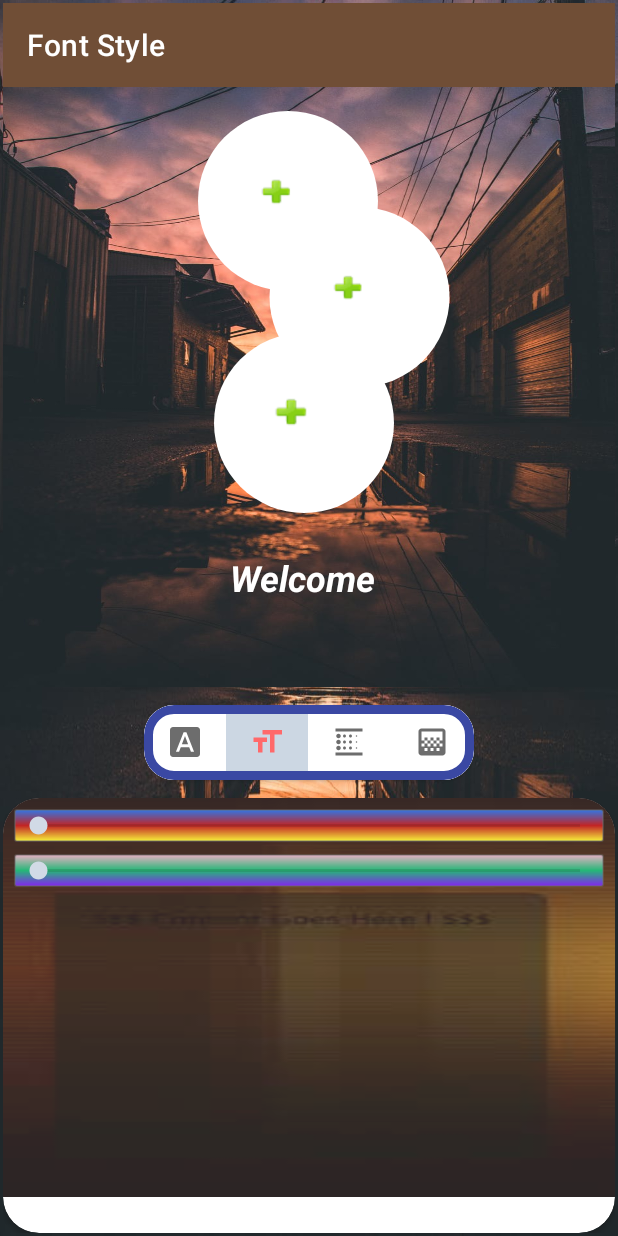
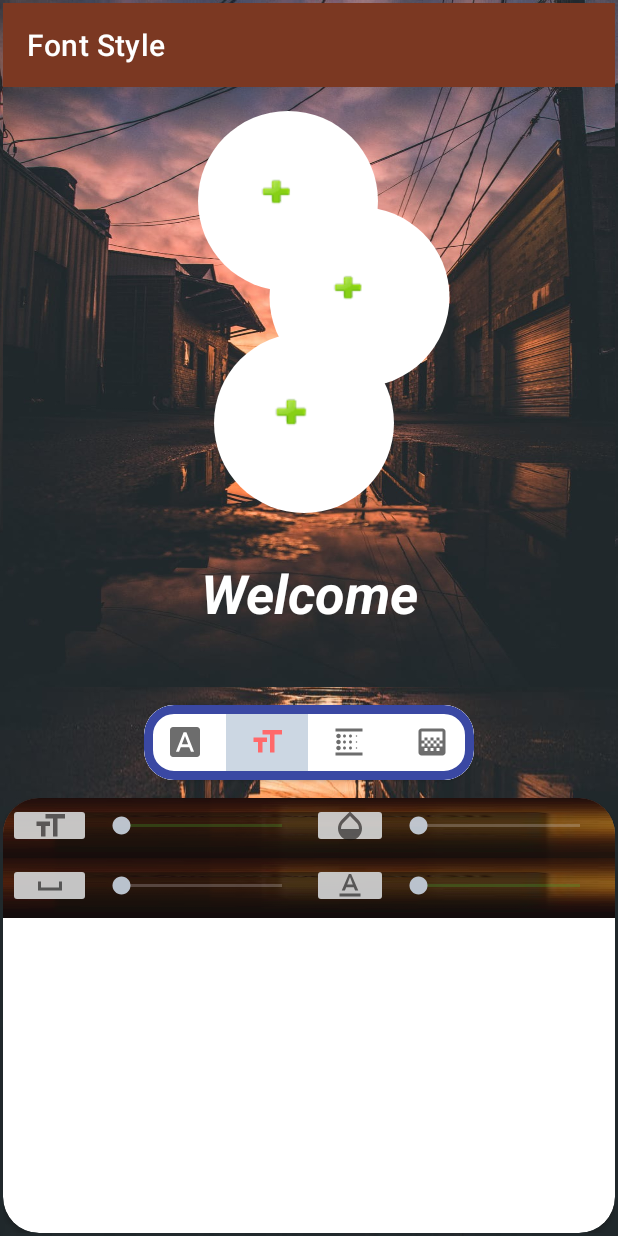
Before and after one commit to ravisorathiya/ShapeOfView, an Android app: the screen it shows after launch (MainActivity), tab 2 chosen, on a phone screen of 412 x 824 dp. Run offline under Robolectric (Android 15) with nearby library versions, the light colour scheme and no system bars; our stand-ins replace navigation-ui; libraries missing offline, so code that uses them is left out: com.github.siyamed.shapeimageview; plain views replace RoundedImageView; 1 statement that could not run was skipped.

Commit message:
seekbar tsask complete

```diff
--- a/app/src/main/java/com/example/shapeolorpp/MainActivity.kt
+++ b/app/src/main/java/com/example/shapeolorpp/MainActivity.kt
@@ -61,9 +61,6 @@ class MainActivity : AppCompatActivity() {
         moveTextAgroundScreen()
 
         navHostSetup()
-
-
-
 
     }
 
--- a/app/src/main/java/com/example/shapeolorpp/ui/FontSizeChangeFragment.kt
+++ b/app/src/main/java/com/example/shapeolorpp/ui/FontSizeChangeFragment.kt
@@ -7,7 +7,6 @@ import android.view.View
 import android.widget.SeekBar
 import android.widget.TextView
 import androidx.annotation.RequiresApi
-import androidx.core.view.setPadding
 import androidx.fragment.app.Fragment
 import com.example.shapeolorpp.R
 import com.example.shapeolorpp.utills.onSeekerChange
@@ -18,40 +17,42 @@ class FontSizeChangeFragment : Fragment(R.layout.fragment_font_size) {
     private val TAG = "FontSizeChangeFragment"
     lateinit var textWishView: TextView
 
-    @RequiresApi(Build.VERSION_CODES.O)
+    @RequiresApi(Build.VERSION_CODES.LOLLIPOP)
     override fun onViewCreated(view: View, savedInstanceState: Bundle?) {
         super.onViewCreated(view, savedInstanceState)
 
-
-        val seekBarHorizontal = view.findViewById<SeekBar>(R.id.seekBarHorizontal)
-        val seekBarVerticle = view.findViewById<SeekBar>(R.id.seekBarVerticle)
+        val seekerFontSizing = view.findViewById<SeekBar>(R.id.seek_font_sizing)
+        val seekerOpacity = view.findViewById<SeekBar>(R.id.seekbar_opacity)
+        val seekerLetterSpacing = view.findViewById<SeekBar>(R.id.seekbar_letter_spacing)
+        val seekerLineSpace = view.findViewById<SeekBar>(R.id.seekbar_line_spacing)
 
         textWishView = requireActivity().findViewById(R.id.text_wish)
 
-
-        seekBarHorizontal.onSeekerChange {
-            textWishView.text
-//            textWishView.textSize = it
-            textWishView.setPadding(0,16,0,0)
-            textWishView.setTextSize(TypedValue.COMPLEX_UNIT_DIP,it)
-//            textWishView.setAutoSizeTextTypeUniformWithConfiguration(
-//                1, 17, 1, TypedValue.COMPLEX_UNIT_DIP);
+        // change size of font
+        seekerFontSizing.onSeekerChange {
+            textWishView.setTextSize(
+                TypedValue.COMPLEX_UNIT_PX, it
+            )
         }
 
-        seekBarVerticle.setOnSeekBarChangeListener(object : SeekBar.OnSeekBarChangeListener {
-            override fun onProgressChanged(seekBar: SeekBar?, progress: Int, fromUser: Boolean) {
+        // change opacity color of text
+        seekerOpacity.onSeekerChange {
+            val backgroundOpacity: Int = it.toInt() * 0x01000000
+            textWishView.apply {
+                setTextColor(backgroundOpacity + 0xffffff)
+                setTextColor(backgroundOpacity + 0xffffff)
+                setTextColor(backgroundOpacity + 0xffffff)
+            }
+        }
 
-            }
+        // latter spacing
+        seekerLetterSpacing.onSeekerChange {
+            textWishView.letterSpacing = it / 100
+        }
 
-            override fun onStartTrackingTouch(seekBar: SeekBar?) {
-            }
-
-            override fun onStopTrackingTouch(seekBar: SeekBar?) {
-            }
-        })
-
-
+        // line spacing
+        seekerLineSpace.onSeekerChange {
+            textWishView.setLineSpacing(it / 50, it / 50)
+        }
     }
-
-
 }
--- /dev/null
+++ b/app/src/main/res/drawable/ic_opacity.xml
@@ -0,0 +1,10 @@
+<vector xmlns:android="http://schemas.android.com/apk/res/android"
+    android:width="24dp"
+    android:height="24dp"
+    android:viewportWidth="24"
+    android:viewportHeight="24"
+    android:tint="?attr/colorControlNormal">
+  <path
+      android:fillColor="@android:color/white"
+      android:pathData="M17.66,8L12,2.35 6.34,8C4.78,9.56 4,11.64 4,13.64s0.78,4.11 2.34,5.67 3.61,2.35 5.66,2.35 4.1,-0.79 5.66,-2.35S20,15.64 20,13.64 19.22,9.56 17.66,8zM6,14c0.01,-2 0.62,-3.27 1.76,-4.4L12,5.27l4.24,4.38C17.38,10.77 17.99,12 18,14H6z"/>
+</vector>
--- /dev/null
+++ b/app/src/main/res/drawable/ic_space.xml
@@ -0,0 +1,10 @@
+<vector xmlns:android="http://schemas.android.com/apk/res/android"
+    android:width="24dp"
+    android:height="24dp"
+    android:viewportWidth="24"
+    android:viewportHeight="24"
+    android:tint="?attr/colorControlNormal">
+  <path
+      android:fillColor="@android:color/white"
+      android:pathData="M18,9v4H6V9H4v6h16V9z"/>
+</vector>
--- /dev/null
+++ b/app/src/main/res/drawable/ic_text.xml
@@ -0,0 +1,10 @@
+<vector xmlns:android="http://schemas.android.com/apk/res/android"
+    android:width="24dp"
+    android:height="24dp"
+    android:viewportWidth="24"
+    android:viewportHeight="24"
+    android:tint="?attr/colorControlNormal">
+  <path
+      android:fillColor="@android:color/white"
+      android:pathData="M5,17v2h14v-2L5,17zM9.5,12.8h5l0.9,2.2h2.1L12.75,4h-1.5L6.5,15h2.1l0.9,-2.2zM12,5.98L13.87,11h-3.74L12,5.98z"/>
+</vector>
--- a/app/src/main/res/layout/activity_main.xml
+++ b/app/src/main/res/layout/activity_main.xml
@@ -15,7 +15,7 @@
         android:id="@+id/toolbar"
         android:layout_width="match_parent"
         android:layout_height="wrap_content"
-        android:background="#69452C"
+        android:background="#742E17"
         android:theme="@style/ThemeOverlay.AppCompat.Dark.ActionBar"
         app:popupTheme="@style/ThemeOverlay.AppCompat.Light" />
 
--- a/app/src/main/res/layout/fragment_font_size.xml
+++ b/app/src/main/res/layout/fragment_font_size.xml
@@ -1,7 +1,8 @@
 <?xml version="1.0" encoding="utf-8"?>
 <androidx.cardview.widget.CardView xmlns:android="http://schemas.android.com/apk/res/android"
     xmlns:app="http://schemas.android.com/apk/res-auto"
-    android:layout_width="wrap_content"
+    xmlns:tools="http://schemas.android.com/tools"
+    android:layout_width="match_parent"
     android:layout_height="wrap_content"
     android:layout_margin="3dp"
     android:padding="2dp"
@@ -11,28 +12,102 @@
 
 
     <LinearLayout
+        android:layout_width="match_parent"
+        android:layout_height="80dp"
         android:background="@drawable/bgg"
+        android:orientation="vertical">
+    <LinearLayout
         android:layout_width="match_parent"
-        android:layout_height="wrap_content"
-        android:orientation="vertical"
+        android:layout_height="40dp"
         android:alpha="0.9"
-        android:padding="3dp">
+        android:background="@drawable/bgg"
+        android:orientation="horizontal"
+        android:padding="3dp"
+        android:weightSum="12">
+
+        <ImageButton
+
+            android:layout_width="10dp"
+            android:layout_height="30dp"
+            android:layout_weight="2"
+            app:srcCompat="@drawable/ic_textsize"
+            tools:ignore="VectorDrawableCompat" />
 
         <SeekBar
-            android:id="@+id/seekBarHorizontal"
-            android:layout_width="match_parent"
+            android:id="@+id/seek_font_sizing"
+            style="@style/MySeekBar1"
+            android:layout_width="wrap_content"
             android:layout_height="wrap_content"
             android:layout_margin="4dp"
-            android:background="@drawable/font__style"
+            android:layout_weight="4"
             android:padding="2dp" />
 
+        <ImageButton
+
+            android:layout_width="5dp"
+            android:layout_height="30dp"
+            android:layout_weight="2"
+            app:srcCompat="@drawable/ic_opacity"
+            tools:ignore="VectorDrawableCompat" />
+
         <SeekBar
-            android:id="@+id/seekBarVerticle"
-            android:layout_width="match_parent"
-            android:layout_height="match_parent"
-            android:background="@drawable/progress_fill"
+            android:id="@+id/seekbar_opacity"
+            style="@style/MySeekBar2"
+            android:layout_width="wrap_content"
+            android:layout_height="wrap_content"
             android:layout_margin="4dp"
+            android:layout_weight="4"
             android:padding="2dp" />
 
     </LinearLayout>
+
+    <LinearLayout
+        android:layout_width="match_parent"
+        android:layout_height="40dp"
+        android:alpha="0.9"
+        android:background="@drawable/bgg"
+        android:orientation="horizontal"
+        android:padding="3dp"
+        android:weightSum="12">
+
+        <ImageButton
+
+            android:layout_width="10dp"
+            android:layout_height="30dp"
+            android:layout_weight="2"
+            app:srcCompat="@drawable/ic_space"
+            tools:ignore="VectorDrawableCompat" />
+
+        <SeekBar
+            android:id="@+id/seekbar_letter_spacing"
+            style="@style/MySeekBar2"
+            android:layout_width="wrap_content"
+            android:layout_height="wrap_content"
+            android:layout_margin="4dp"
+            android:layout_weight="4"
+            android:padding="2dp" />
+
+        <ImageButton
+
+            android:layout_width="5dp"
+            android:layout_height="30dp"
+            android:layout_weight="2"
+            app:srcCompat="@drawable/ic_text"
+            tools:ignore="VectorDrawableCompat" />
+
+        <SeekBar
+            android:id="@+id/seekbar_line_spacing"
+            style="@style/MySeekBar1"
+            android:layout_width="wrap_content"
+            android:layout_height="wrap_content"
+            android:layout_margin="4dp"
+            android:layout_weight="4"
+            android:padding="2dp" />
+
+    </LinearLayout>
+
+    </LinearLayout>
+
+
+
 </androidx.cardview.widget.CardView>
--- a/app/src/main/res/layout/frame_item.xml
+++ b/app/src/main/res/layout/frame_item.xml
@@ -55,20 +55,21 @@
 
     <TextView
         android:id="@+id/text_wish"
-        android:layout_width="399dp"
-        android:layout_height="wrap_content"
+        android:layout_width="match_parent"
+        android:layout_height="100dp"
         android:gravity="center|center_vertical|center_horizontal"
         android:text="@string/welcome"
         android:textAlignment="center"
         android:textColor="#fff"
-        android:textSize="24sp"
+        android:textSize="36sp"
+        android:lines="10"
         android:textStyle="italic|bold"
         app:layout_constraintBottom_toBottomOf="parent"
         app:layout_constraintEnd_toEndOf="parent"
-        app:layout_constraintHorizontal_bias="0.0"
+        app:layout_constraintHorizontal_bias="0.496"
         app:layout_constraintStart_toStartOf="parent"
         app:layout_constraintTop_toBottomOf="@+id/image_third"
-        app:layout_constraintVertical_bias="0.323" />
+        app:layout_constraintVertical_bias="0.212" />
 
 
 </androidx.constraintlayout.widget.ConstraintLayout>
--- a/app/src/main/res/values/themes.xml
+++ b/app/src/main/res/values/themes.xml
@@ -19,4 +19,16 @@
         <item name="cornerFamily">cut</item>
         <item name="cornerSize">4dp</item>
     </style>
+
+    <style name="MySeekBar1" parent="Widget.AppCompat.SeekBar">
+        <item name="android:progressBackgroundTint" tools:targetApi="lollipop">#3DBE29</item>
+        <item name="android:progressTint" tools:targetApi="lollipop">#E21717</item>
+        <item name="android:colorControlActivated" tools:targetApi="lollipop">#EB4D4B</item>
+    </style>
+
+    <style name="MySeekBar2" parent="Widget.AppCompat.SeekBar">
+        <item name="android:progressBackgroundTint" tools:targetApi="lollipop">#E9E4E6</item>
+        <item name="android:progressTint" tools:targetApi="lollipop">#E21717</item>
+        <item name="android:colorControlActivated" tools:targetApi="lollipop">#EB4D4B</item>
+    </style>
 </resources>
```
Also changed, not shown: gradle.properties (line endings or trailing spaces).
